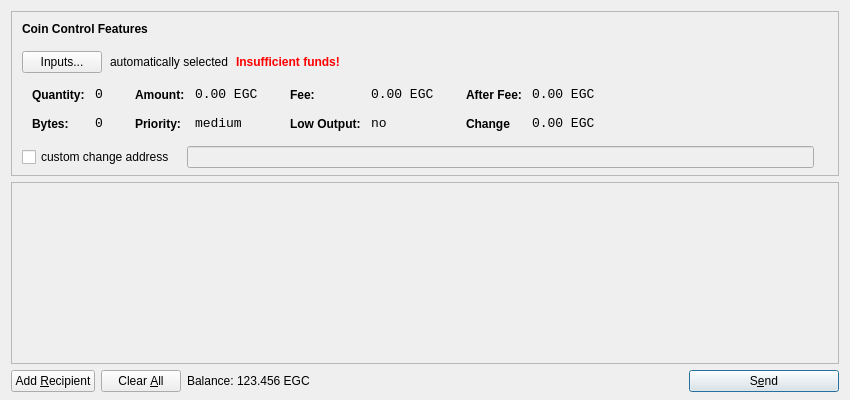
This is src/qt/forms/sendcoinsdialog.ui in EverGreenCoinDev/EverGreenCoin as Qt 5 draws it before an edit. The edited form follows.
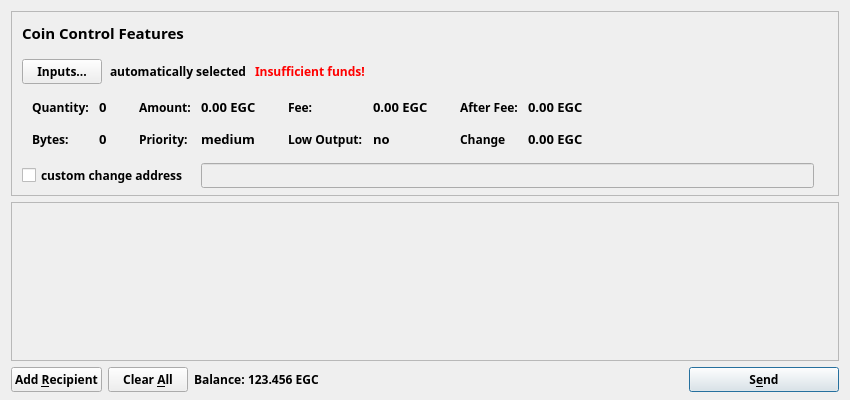
This is the edited form. Icons and pictures are not drawn.

Commit message: Typola dev commit

Patch:
```diff
--- a/src/qt/forms/sendcoinsdialog.ui
+++ b/src/qt/forms/sendcoinsdialog.ui
@@ -31,6 +31,14 @@
        <height>16777215</height>
       </size>
      </property>
+     <property name="font">
+      <font>
+       <family>Typola</family>
+       <weight>75</weight>
+       <bold>true</bold>
+       <stylestrategy>PreferAntialias</stylestrategy>
+      </font>
+     </property>
      <property name="frameShape">
       <enum>QFrame::StyledPanel</enum>
      </property>
@@ -79,8 +87,11 @@
             </property>
             <property name="font">
              <font>
+              <family>Typola</family>
+              <pointsize>11</pointsize>
               <weight>75</weight>
               <bold>true</bold>
+              <stylestrategy>PreferAntialias</stylestrategy>
              </font>
             </property>
             <property name="styleSheet">
@@ -103,6 +114,14 @@
           </property>
           <item>
            <widget class="QPushButton" name="pushButtonCoinControl">
+            <property name="font">
+             <font>
+              <family>Typola</family>
+              <weight>75</weight>
+              <bold>true</bold>
+              <stylestrategy>PreferAntialias</stylestrategy>
+             </font>
+            </property>
             <property name="styleSheet">
              <string notr="true"/>
             </property>
@@ -113,6 +132,14 @@
           </item>
           <item>
            <widget class="QLabel" name="labelCoinControlAutomaticallySelected">
+            <property name="font">
+             <font>
+              <family>Typola</family>
+              <weight>75</weight>
+              <bold>true</bold>
+              <stylestrategy>PreferAntialias</stylestrategy>
+             </font>
+            </property>
             <property name="text">
              <string>automatically selected</string>
             </property>
@@ -125,8 +152,10 @@
            <widget class="QLabel" name="labelCoinControlInsuffFunds">
             <property name="font">
              <font>
+              <family>Typola</family>
               <weight>75</weight>
               <bold>true</bold>
+              <stylestrategy>PreferAntialias</stylestrategy>
              </font>
             </property>
             <property name="styleSheet">
@@ -142,6 +171,14 @@
           </item>
           <item>
            <spacer name="horizontalSpacerCoinControl">
+            <property name="font">
+             <font>
+              <family>Typola</family>
+              <weight>75</weight>
+              <bold>true</bold>
+              <stylestrategy>PreferAntialias</stylestrategy>
+             </font>
+            </property>
             <property name="orientation">
              <enum>Qt::Horizontal</enum>
             </property>
@@ -169,6 +206,14 @@
             <height>0</height>
            </size>
           </property>
+          <property name="font">
+           <font>
+            <family>Typola</family>
+            <weight>75</weight>
+            <bold>true</bold>
+            <stylestrategy>PreferAntialias</stylestrategy>
+           </font>
+          </property>
           <property name="styleSheet">
            <string notr="true"/>
           </property>
@@ -215,6 +260,14 @@
                </property>
                <item row="0" column="0">
                 <widget class="QLabel" name="labelCoinControlQuantityText">
+                 <property name="font">
+                  <font>
+                   <family>Typola</family>
+                   <weight>75</weight>
+                   <bold>true</bold>
+                   <stylestrategy>PreferAntialias</stylestrategy>
+                  </font>
+                 </property>
                  <property name="styleSheet">
                   <string notr="true">font-weight:bold;</string>
                  </property>
@@ -230,8 +283,11 @@
                 <widget class="QLabel" name="labelCoinControlQuantity">
                  <property name="font">
                   <font>
-                   <family>Monospace</family>
+                   <family>Typola</family>
                    <pointsize>10</pointsize>
+                   <weight>75</weight>
+                   <bold>true</bold>
+                   <stylestrategy>PreferAntialias</stylestrategy>
                   </font>
                  </property>
                  <property name="cursor">
@@ -253,6 +309,14 @@
                </item>
                <item row="1" column="0">
                 <widget class="QLabel" name="labelCoinControlBytesText">
+                 <property name="font">
+                  <font>
+                   <family>Typola</family>
+                   <weight>75</weight>
+                   <bold>true</bold>
+                   <stylestrategy>PreferAntialias</stylestrategy>
+                  </font>
+                 </property>
                  <property name="styleSheet">
                   <string notr="true">font-weight:bold;</string>
                  </property>
@@ -265,8 +329,11 @@
                 <widget class="QLabel" name="labelCoinControlBytes">
                  <property name="font">
                   <font>
-                   <family>Monospace</family>
+                   <family>Typola</family>
                    <pointsize>10</pointsize>
+                   <weight>75</weight>
+                   <bold>true</bold>
+                   <stylestrategy>PreferAntialias</stylestrategy>
                   </font>
                  </property>
                  <property name="cursor">
@@ -304,6 +371,14 @@
                </property>
                <item row="0" column="0">
                 <widget class="QLabel" name="labelCoinControlAmountText">
+                 <property name="font">
+                  <font>
+                   <family>Typola</family>
+                   <weight>75</weight>
+                   <bold>true</bold>
+                   <stylestrategy>PreferAntialias</stylestrategy>
+                  </font>
+                 </property>
                  <property name="styleSheet">
                   <string notr="true">font-weight:bold;</string>
                  </property>
@@ -319,8 +394,11 @@
                 <widget class="QLabel" name="labelCoinControlAmount">
                  <property name="font">
                   <font>
-                   <family>Monospace</family>
+                   <family>Typola</family>
                    <pointsize>10</pointsize>
+                   <weight>75</weight>
+                   <bold>true</bold>
+                   <stylestrategy>PreferAntialias</stylestrategy>
                   </font>
                  </property>
                  <property name="cursor">
@@ -339,6 +417,14 @@
                </item>
                <item row="1" column="0">
                 <widget class="QLabel" name="labelCoinControlPriorityText">
+                 <property name="font">
+                  <font>
+                   <family>Typola</family>
+                   <weight>75</weight>
+                   <bold>true</bold>
+                   <stylestrategy>PreferAntialias</stylestrategy>
+                  </font>
+                 </property>
                  <property name="styleSheet">
                   <string notr="true">font-weight:bold;</string>
                  </property>
@@ -351,8 +437,11 @@
                 <widget class="QLabel" name="labelCoinControlPriority">
                  <property name="font">
                   <font>
-                   <family>Monospace</family>
+                   <family>Typola</family>
                    <pointsize>10</pointsize>
+                   <weight>75</weight>
+                   <bold>true</bold>
+                   <stylestrategy>PreferAntialias</stylestrategy>
                   </font>
                  </property>
                  <property name="cursor">
@@ -390,6 +479,14 @@
                </property>
                <item row="0" column="0">
                 <widget class="QLabel" name="labelCoinControlFeeText">
+                 <property name="font">
+                  <font>
+                   <family>Typola</family>
+                   <weight>75</weight>
+                   <bold>true</bold>
+                   <stylestrategy>PreferAntialias</stylestrategy>
+                  </font>
+                 </property>
                  <property name="styleSheet">
                   <string notr="true">font-weight:bold;</string>
                  </property>
@@ -405,8 +502,11 @@
                 <widget class="QLabel" name="labelCoinControlFee">
                  <property name="font">
                   <font>
-                   <family>Monospace</family>
+                   <family>Typola</family>
                    <pointsize>10</pointsize>
+                   <weight>75</weight>
+                   <bold>true</bold>
+                   <stylestrategy>PreferAntialias</stylestrategy>
                   </font>
                  </property>
                  <property name="cursor">
@@ -425,6 +525,14 @@
                </item>
                <item row="1" column="0">
                 <widget class="QLabel" name="labelCoinControlLowOutputText">
+                 <property name="font">
+                  <font>
+                   <family>Typola</family>
+                   <weight>75</weight>
+                   <bold>true</bold>
+                   <stylestrategy>PreferAntialias</stylestrategy>
+                  </font>
+                 </property>
                  <property name="styleSheet">
                   <string notr="true">font-weight:bold;</string>
                  </property>
@@ -437,8 +545,11 @@
                 <widget class="QLabel" name="labelCoinControlLowOutput">
                  <property name="font">
                   <font>
-                   <family>Monospace</family>
+                   <family>Typola</family>
                    <pointsize>10</pointsize>
+                   <weight>75</weight>
+                   <bold>true</bold>
+                   <stylestrategy>PreferAntialias</stylestrategy>
                   </font>
                  </property>
                  <property name="cursor">
@@ -476,6 +587,14 @@
                </property>
                <item row="0" column="0">
                 <widget class="QLabel" name="labelCoinControlAfterFeeText">
+                 <property name="font">
+                  <font>
+                   <family>Typola</family>
+                   <weight>75</weight>
+                   <bold>true</bold>
+                   <stylestrategy>PreferAntialias</stylestrategy>
+                  </font>
+                 </property>
                  <property name="styleSheet">
                   <string notr="true">font-weight:bold;</string>
                  </property>
@@ -491,8 +610,11 @@
                 <widget class="QLabel" name="labelCoinControlAfterFee">
                  <property name="font">
                   <font>
-                   <family>Monospace</family>
+                   <family>Typola</family>
                    <pointsize>10</pointsize>
+                   <weight>75</weight>
+                   <bold>true</bold>
+                   <stylestrategy>PreferAntialias</stylestrategy>
                   </font>
                  </property>
                  <property name="cursor">
@@ -511,6 +633,14 @@
                </item>
                <item row="1" column="0">
                 <widget class="QLabel" name="labelCoinControlChangeText">
+                 <property name="font">
+                  <font>
+                   <family>Typola</family>
+                   <weight>75</weight>
+                   <bold>true</bold>
+                   <stylestrategy>PreferAntialias</stylestrategy>
+                  </font>
+                 </property>
                  <property name="styleSheet">
                   <string notr="true">font-weight:bold;</string>
                  </property>
@@ -523,8 +653,11 @@
                 <widget class="QLabel" name="labelCoinControlChange">
                  <property name="font">
                   <font>
-                   <family>Monospace</family>
+                   <family>Typola</family>
                    <pointsize>10</pointsize>
+                   <weight>75</weight>
+                   <bold>true</bold>
+                   <stylestrategy>PreferAntialias</stylestrategy>
                   </font>
                  </property>
                  <property name="cursor">
@@ -564,6 +697,14 @@
           </property>
           <item>
            <widget class="QCheckBox" name="checkBoxCoinControlChange">
+            <property name="font">
+             <font>
+              <family>Typola</family>
+              <weight>75</weight>
+              <bold>true</bold>
+              <stylestrategy>PreferAntialias</stylestrategy>
+             </font>
+            </property>
             <property name="text">
              <string>custom change address</string>
             </property>
@@ -580,6 +721,14 @@
               <verstretch>0</verstretch>
              </sizepolicy>
             </property>
+            <property name="font">
+             <font>
+              <family>Typola</family>
+              <weight>75</weight>
+              <bold>true</bold>
+              <stylestrategy>PreferAntialias</stylestrategy>
+             </font>
+            </property>
            </widget>
           </item>
           <item>
@@ -596,6 +745,14 @@
               <height>0</height>
              </size>
             </property>
+            <property name="font">
+             <font>
+              <family>Typola</family>
+              <weight>75</weight>
+              <bold>true</bold>
+              <stylestrategy>PreferAntialias</stylestrategy>
+             </font>
+            </property>
             <property name="text">
              <string/>
             </property>
@@ -608,6 +765,14 @@
         </item>
         <item>
          <spacer name="verticalSpacerCoinControl">
+          <property name="font">
+           <font>
+            <family>Typola</family>
+            <weight>75</weight>
+            <bold>true</bold>
+            <stylestrategy>PreferAntialias</stylestrategy>
+           </font>
+          </property>
           <property name="orientation">
            <enum>Qt::Vertical</enum>
           </property>
@@ -626,6 +791,14 @@
    </item>
    <item>
     <widget class="QScrollArea" name="scrollArea">
+     <property name="font">
+      <font>
+       <family>Typola</family>
+       <weight>75</weight>
+       <bold>true</bold>
+       <stylestrategy>PreferAntialias</stylestrategy>
+      </font>
+     </property>
      <property name="widgetResizable">
       <bool>true</bool>
      </property>
@@ -635,7 +808,7 @@
         <x>0</x>
         <y>0</y>
         <width>830</width>
-        <height>152</height>
+        <height>175</height>
        </rect>
       </property>
       <layout class="QVBoxLayout" name="verticalLayout_2">
@@ -660,6 +833,14 @@
        </item>
        <item>
         <spacer name="verticalSpacer">
+         <property name="font">
+          <font>
+           <family>Typola</family>
+           <weight>75</weight>
+           <bold>true</bold>
+           <stylestrategy>PreferAntialias</stylestrategy>
+          </font>
+         </property>
          <property name="orientation">
           <enum>Qt::Vertical</enum>
          </property>
@@ -679,6 +860,14 @@
     <layout class="QHBoxLayout" name="horizontalLayout">
      <item>
       <widget class="QPushButton" name="addButton">
+       <property name="font">
+        <font>
+         <family>Typola</family>
+         <weight>75</weight>
+         <bold>true</bold>
+         <stylestrategy>PreferAntialias</stylestrategy>
+        </font>
+       </property>
        <property name="toolTip">
         <string>Send to multiple recipients at once</string>
        </property>
@@ -702,6 +891,14 @@
          <verstretch>0</verstretch>
         </sizepolicy>
        </property>
+       <property name="font">
+        <font>
+         <family>Typola</family>
+         <weight>75</weight>
+         <bold>true</bold>
+         <stylestrategy>PreferAntialias</stylestrategy>
+        </font>
+       </property>
        <property name="toolTip">
         <string>Remove all transaction fields</string>
        </property>
@@ -733,6 +930,14 @@
            <verstretch>0</verstretch>
           </sizepolicy>
          </property>
+         <property name="font">
+          <font>
+           <family>Typola</family>
+           <weight>75</weight>
+           <bold>true</bold>
+           <stylestrategy>PreferAntialias</stylestrategy>
+          </font>
+         </property>
          <property name="text">
           <string>Balance:</string>
          </property>
@@ -746,6 +951,14 @@
            <verstretch>0</verstretch>
           </sizepolicy>
          </property>
+         <property name="font">
+          <font>
+           <family>Typola</family>
+           <weight>75</weight>
+           <bold>true</bold>
+           <stylestrategy>PreferAntialias</stylestrategy>
+          </font>
+         </property>
          <property name="cursor">
           <cursorShape>IBeamCursor</cursorShape>
          </property>
@@ -761,6 +974,14 @@
      </item>
      <item>
       <spacer name="horizontalSpacer">
+       <property name="font">
+        <font>
+         <family>Typola</family>
+         <weight>75</weight>
+         <bold>true</bold>
+         <stylestrategy>PreferAntialias</stylestrategy>
+        </font>
+       </property>
        <property name="orientation">
         <enum>Qt::Horizontal</enum>
        </property>
@@ -780,6 +1001,14 @@
          <height>0</height>
         </size>
        </property>
+       <property name="font">
+        <font>
+         <family>Typola</family>
+         <weight>75</weight>
+         <bold>true</bold>
+         <stylestrategy>PreferAntialias</stylestrategy>
+        </font>
+       </property>
        <property name="toolTip">
         <string>Confirm the send action</string>
        </property>
```
The commit also changes 74 other files.
